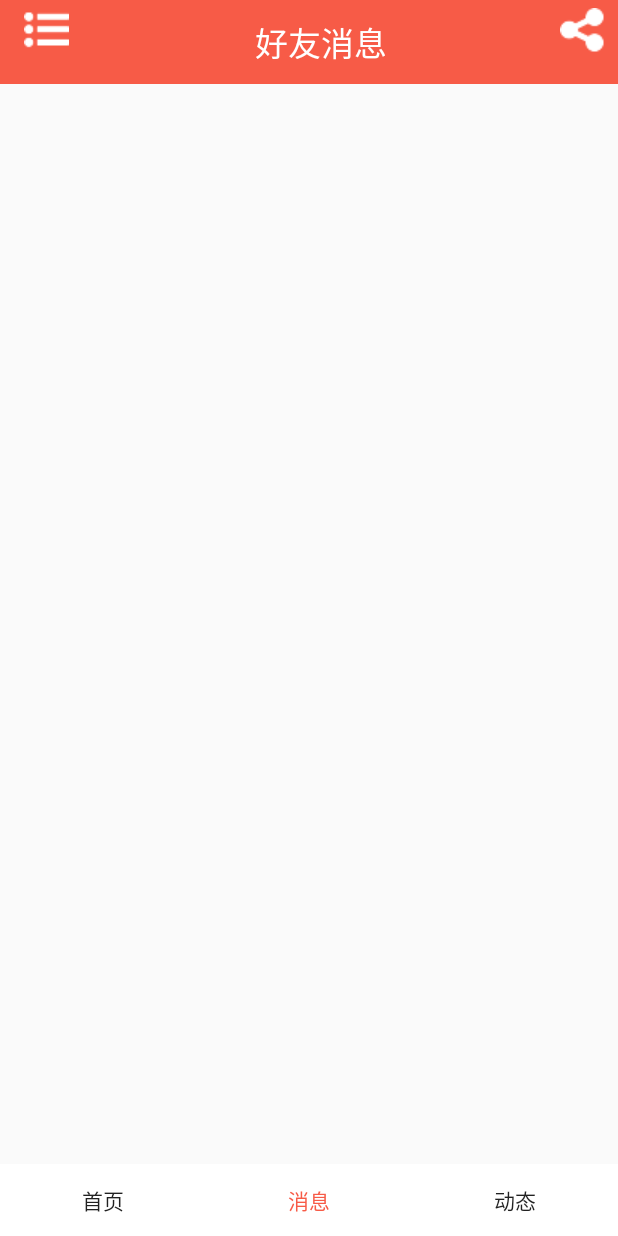
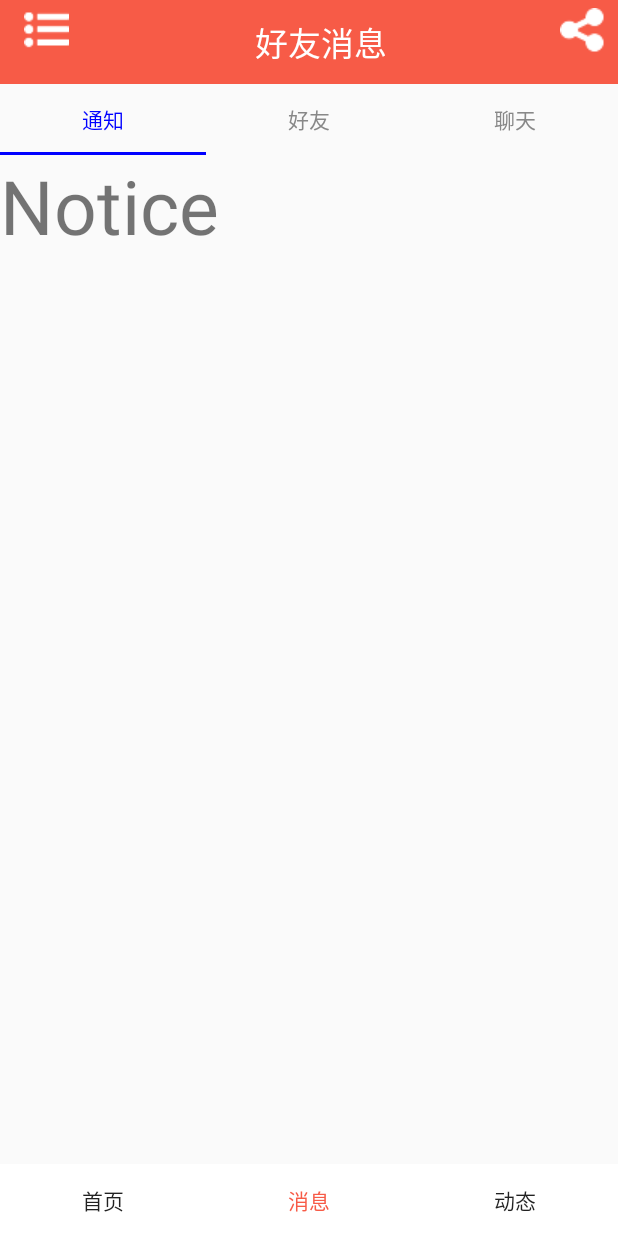
Before and after one commit to wwxxzz/iTravel, an Android app: the Friend_activity screen opened directly, with no data from a screen before it, on a phone screen of 412 x 824 dp. Run offline under Robolectric (Android 15) with nearby library versions, the light colour scheme and no system bars.

Commit message:
FriendTop

```diff
--- a/app/src/main/java/com/example/aa/itravel/activity/Friend_activity.java
+++ b/app/src/main/java/com/example/aa/itravel/activity/Friend_activity.java
@@ -4,29 +4,35 @@
 import android.content.Intent;
 import android.graphics.Color;
 import android.os.Bundle;
+import android.support.design.widget.TabLayout;
 import android.support.v4.app.Fragment;
 import android.support.v4.app.FragmentActivity;
+import android.support.v4.view.ViewPager;
 import android.view.View;
 import android.view.Window;
 import android.widget.Button;
 import android.widget.TextView;
 
 import com.example.aa.itravel.R;
+import com.example.aa.itravel.adapter.FriendTopAdapter;
+import com.example.aa.itravel.fragment.FriendTopFragment;
 
 import org.xutils.view.annotation.ContentView;
 import org.xutils.view.annotation.Event;
 import org.xutils.view.annotation.ViewInject;
 import org.xutils.x;
 
+import java.util.ArrayList;
+import java.util.List;
+
 import static com.example.aa.itravel.R.id.bottombar;
 import static com.example.aa.itravel.R.id.button_friend;
-
-import static com.example.aa.itravel.R.id.button_home;
 
 
 /**
  * Created by aa on 2017/9/5.
  */
+
 @ContentView(R.layout.friend)
 public class Friend_activity extends FragmentActivity {
     private Context mContext;
@@ -34,6 +40,10 @@
     @ViewInject(R.id.title_bar_name)
     private TextView textView;
 
+    private ViewPager vp;
+    private TabLayout tabLayout;
+    private FriendTopAdapter FtAdapter;
+    private List<Fragment> fragments = new ArrayList<>();
 
 
     protected void onCreate(Bundle savedInstanceState) {
@@ -42,7 +52,6 @@
         //setContentView(R.layout.friend);
         mContext =this;
         x.view().inject(this);
-
         textView.setText("好友消息");
 
         //设置当前页面 首页 字体为红色
@@ -50,7 +59,23 @@
         Button home =(Button) exFragment.getView().findViewById(button_friend);
         home.setTextColor(Color.parseColor("#f75b47"));
 
+        vp = (ViewPager) findViewById(R.id.FriendTop_viewpage);
+        tabLayout = (TabLayout) findViewById(R.id.FriendTop_tab);
+
+        FtAdapter = new FriendTopAdapter(getSupportFragmentManager());
+        fragments.add(FriendTopFragment.newInstance("0"));
+        fragments.add(FriendTopFragment.newInstance("1"));
+        fragments.add(FriendTopFragment.newInstance("2"));
+        FtAdapter.setFragments(fragments);
+        vp.setAdapter(FtAdapter);
+        //设置tabLayout
+        tabLayout.setupWithViewPager(vp);
+        //设置文字的颜色
+        tabLayout.setTabTextColors(Color.GRAY, Color.BLUE);
+        //设置下划线的颜色
+        tabLayout.setSelectedTabIndicatorColor(Color.BLUE);
     }
+
     @Event(value = {R.id.button_home,R.id.button_message})
     private void event(View view) {
         Intent intent;
--- /dev/null
+++ b/app/src/main/java/com/example/aa/itravel/adapter/FriendTopAdapter.java
@@ -0,0 +1,41 @@
+package com.example.aa.itravel.adapter;
+
+import android.support.v4.app.Fragment;
+import android.support.v4.app.FragmentManager;
+import android.support.v4.app.FragmentPagerAdapter;
+
+import java.util.List;
+
+/**
+ * Created by Ynez on 2017/9/9.
+ */
+
+public class FriendTopAdapter extends FragmentPagerAdapter {
+
+    private List<Fragment> fragments;
+    private String[] titles = {"通知", "好友", "聊天"};
+
+    public FriendTopAdapter(FragmentManager fm) {
+        super(fm);
+    }
+
+    public void setFragments(List<Fragment> fragments) {
+        this.fragments = fragments;
+    }
+
+    @Override
+    public Fragment getItem(int position) {
+        return fragments.get(position);
+    }
+
+    @Override
+    public int getCount() {
+        return fragments != null ? fragments.size() : 0;
+    }
+
+    @Override
+    public CharSequence getPageTitle(int position) {
+        return titles[position];
+    }
+
+}
--- a/app/src/main/java/com/example/aa/itravel/fragment/FriendTopFragment.java
+++ b/app/src/main/java/com/example/aa/itravel/fragment/FriendTopFragment.java
@@ -1,11 +1,8 @@
 package com.example.aa.itravel.fragment;
 
-import android.content.Context;
-import android.net.Uri;
 import android.os.Bundle;
 import android.support.annotation.Nullable;
 import android.support.v4.app.Fragment;
-import android.util.Log;
 import android.view.LayoutInflater;
 import android.view.View;
 import android.view.ViewGroup;
@@ -14,33 +11,39 @@
 
 
 public class FriendTopFragment extends Fragment {
-
+		private String name;
 		@Override
-	public void onCreate(Bundle savedInstanceState) {
+		public void onCreate(@Nullable Bundle savedInstanceState) {
 			super.onCreate(savedInstanceState);
-		Log.i("TEST","on create");
+			Bundle bundle = getArguments();
+			if (bundle != null) {
+				name = bundle.get("name").toString();
+			}
 		}
 
 		@Override
-	public View onCreateView(LayoutInflater inflater, ViewGroup container,
-	                         Bundle savedInstanceState) {
-		// Inflate the layout for this fragment
-		Log.i("TEST","on createView");
-		return inflater.inflate(R.layout.fragment_friend_top, container, false);
+		public View onCreateView(LayoutInflater inflater, @Nullable ViewGroup container, @Nullable Bundle savedInstanceState) {
+			View view= inflater.inflate(R.layout.notice_fragment, null);
+			switch (name){
+				case "1":
+					view= inflater.inflate(R.layout.friendlist_fragment, null);
+					break;
+				case "2":
+					view= inflater.inflate(R.layout.chat_fragment, null);
+					break;
+				default:
+					view= inflater.inflate(R.layout.notice_fragment, null);
+					break;
 			}
-	@Override
-	public void onActivityCreated(@Nullable Bundle savedInstanceState){
-		super.onActivityCreated(savedInstanceState);
+			return view;
 		}
 
-
-	@Override
-	public void onPause(){
-		super.onPause();
+		public static com.example.aa.itravel.fragment.FriendTopFragment newInstance(String name) {
+			Bundle args = new Bundle();
+			args.putString("name", name);
+			com.example.aa.itravel.fragment.FriendTopFragment fragment = new com.example.aa.itravel.fragment.FriendTopFragment();
+			fragment.setArguments(args);
+			return fragment;
 		}
 
-
-
-
-
 	}
--- a/app/src/main/res/layout/friend.xml
+++ b/app/src/main/res/layout/friend.xml
@@ -7,7 +7,22 @@
     <include layout="@layout/title_bar"
              android:id="@+id/include" />
 
+    <RelativeLayout
+        android:layout_width="wrap_content"
+        android:layout_height="wrap_content">
+        <android.support.design.widget.TabLayout
+            android:id="@+id/FriendTop_tab"
+            android:layout_width="match_parent"
+            android:layout_height="wrap_content"
+            android:layout_marginTop="55dp"/>
 
+        <android.support.v4.view.ViewPager
+            android:id="@+id/FriendTop_viewpage"
+            android:layout_width="match_parent"
+            android:layout_height="wrap_content"
+            android:layout_below="@id/FriendTop_tab" />
+
+    </RelativeLayout>
     <!--<LinearLayout-->
         <!--android:id="@+id/tab_menu"-->
         <!--android:layout_width="match_parent"-->
--- /dev/null
+++ b/app/src/main/res/layout/notice_fragment.xml
@@ -0,0 +1,11 @@
+<?xml version="1.0" encoding="utf-8"?>
+<LinearLayout xmlns:android="http://schemas.android.com/apk/res/android"
+    android:orientation="vertical" android:layout_width="match_parent"
+    android:layout_height="match_parent">
+    <TextView
+        android:id="@+id/notic_view"
+        android:layout_width="wrap_content"
+        android:layout_height="wrap_content"
+        android:text="Notice"
+        android:textSize="50dp"/>
+</LinearLayout>
```
Also changed, not shown: app/src/main/java/com/example/aa/itravel/fragment/FriendContentFragment.java (deleted, +0 -36 lines), app/src/main/res/layout/chat_fragment.xml (added, +13 -0 lines), app/src/main/res/layout/friendlist_fragment.xml (added, +11 -0 lines). Lines whose indentation alone changed are shown as unchanged.
